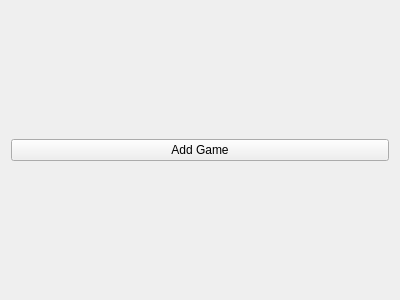
Old version of the form ApplicationSwitcher/SettingWidgetManager.ui in the repository fdasta0079/ArcadeSwitcher.
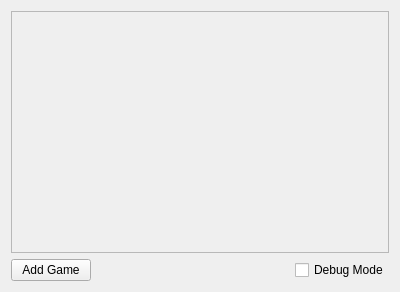
New version of the form.

Commit message: Finished setting saving.

```diff
--- a/ApplicationSwitcher/SettingWidgetManager.ui
+++ b/ApplicationSwitcher/SettingWidgetManager.ui
@@ -7,7 +7,7 @@
     <x>0</x>
     <y>0</y>
     <width>400</width>
-    <height>300</height>
+    <height>292</height>
    </rect>
   </property>
   <property name="windowTitle">
@@ -15,14 +15,53 @@
   </property>
   <layout class="QVBoxLayout" name="verticalLayout_2">
    <item>
+    <widget class="QScrollArea" name="settingWidgetScrollArea">
+     <property name="widgetResizable">
+      <bool>true</bool>
+     </property>
+     <widget class="QWidget" name="scrollAreaWidgetContents">
+      <property name="geometry">
+       <rect>
+        <x>0</x>
+        <y>0</y>
+        <width>380</width>
+        <height>241</height>
+       </rect>
+      </property>
     <layout class="QVBoxLayout" name="settingWidgetLayout"/>
+     </widget>
+    </widget>
    </item>
+   <item>
+    <layout class="QHBoxLayout" name="horizontalLayout">
    <item>
     <widget class="QPushButton" name="addGameButton">
      <property name="text">
       <string>Add Game</string>
      </property>
     </widget>
+     </item>
+     <item>
+      <spacer name="horizontalSpacer">
+       <property name="orientation">
+        <enum>Qt::Horizontal</enum>
+       </property>
+       <property name="sizeHint" stdset="0">
+        <size>
+         <width>40</width>
+         <height>20</height>
+        </size>
+       </property>
+      </spacer>
+     </item>
+     <item>
+      <widget class="QCheckBox" name="debugCB">
+       <property name="text">
+        <string>Debug Mode</string>
+       </property>
+      </widget>
+     </item>
+    </layout>
    </item>
   </layout>
  </widget>
```
Lines whose indentation alone changed are shown as unchanged. The commit also changes 8 other files.
